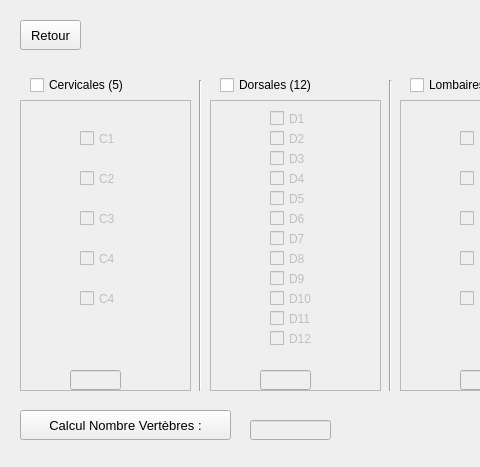
Above: UITest/Traumatologique_Niveaux.ui from jeanlgb/MVP1 before the change; both pictures show x 0 to 480 and y 0 to 467 of the 782 by 467 pixel window. Below: the same form after it.
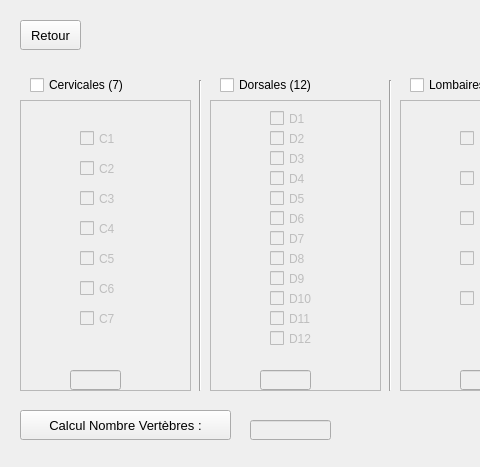
That is the form after the change.

Commit message: Interfaces (pathologie et niveaux) avec tous les boutons

What changed in the file:
```diff
--- a/UITest/Traumatologique_Niveaux.ui
+++ b/UITest/Traumatologique_Niveaux.ui
@@ -81,7 +81,7 @@
     <property name="geometry">
      <rect>
       <x>60</x>
-      <y>70</y>
+      <y>60</y>
       <width>70</width>
       <height>17</height>
      </rect>
@@ -94,7 +94,7 @@
     <property name="geometry">
      <rect>
       <x>60</x>
-      <y>110</y>
+      <y>90</y>
       <width>70</width>
       <height>17</height>
      </rect>
@@ -107,7 +107,7 @@
     <property name="geometry">
      <rect>
       <x>60</x>
-      <y>150</y>
+      <y>120</y>
       <width>70</width>
       <height>17</height>
      </rect>
@@ -120,13 +120,13 @@
     <property name="geometry">
      <rect>
       <x>60</x>
-      <y>190</y>
+      <y>150</y>
       <width>70</width>
       <height>17</height>
      </rect>
     </property>
     <property name="text">
-     <string>C4</string>
+     <string>C5</string>
     </property>
    </widget>
    <widget class="QLineEdit" name="lineEdit_cervicale">
@@ -142,6 +142,32 @@
      </rect>
     </property>
    </widget>
+   <widget class="QCheckBox" name="checkBox_C6">
+    <property name="geometry">
+     <rect>
+      <x>60</x>
+      <y>180</y>
+      <width>70</width>
+      <height>17</height>
+     </rect>
+    </property>
+    <property name="text">
+     <string>C6</string>
+    </property>
+   </widget>
+   <widget class="QCheckBox" name="checkBox_C7">
+    <property name="geometry">
+     <rect>
+      <x>60</x>
+      <y>210</y>
+      <width>70</width>
+      <height>17</height>
+     </rect>
+    </property>
+    <property name="text">
+     <string>C7</string>
+    </property>
+   </widget>
   </widget>
   <widget class="QFrame" name="frame_dorsale">
    <property name="enabled">
@@ -652,7 +678,7 @@
     </rect>
    </property>
    <property name="text">
-    <string>Cervicales (5)</string>
+    <string>Cervicales (7)</string>
    </property>
   </widget>
   <widget class="QCheckBox" name="checkBox_dorsales">
```
The commit also changes 8 other files.
